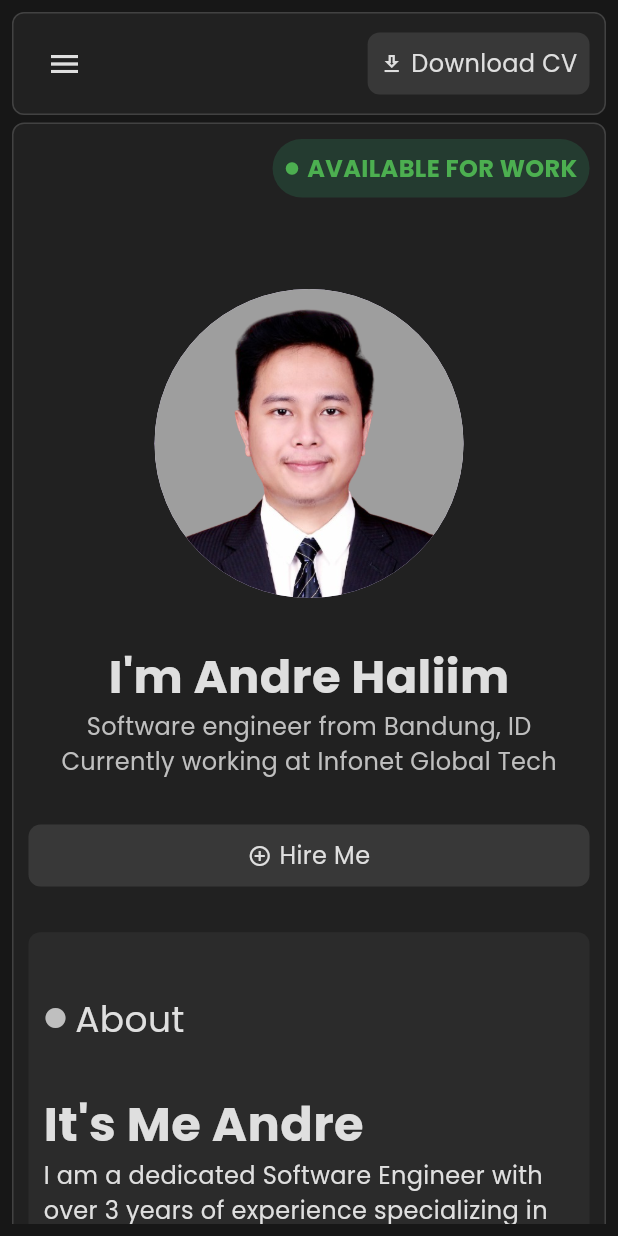
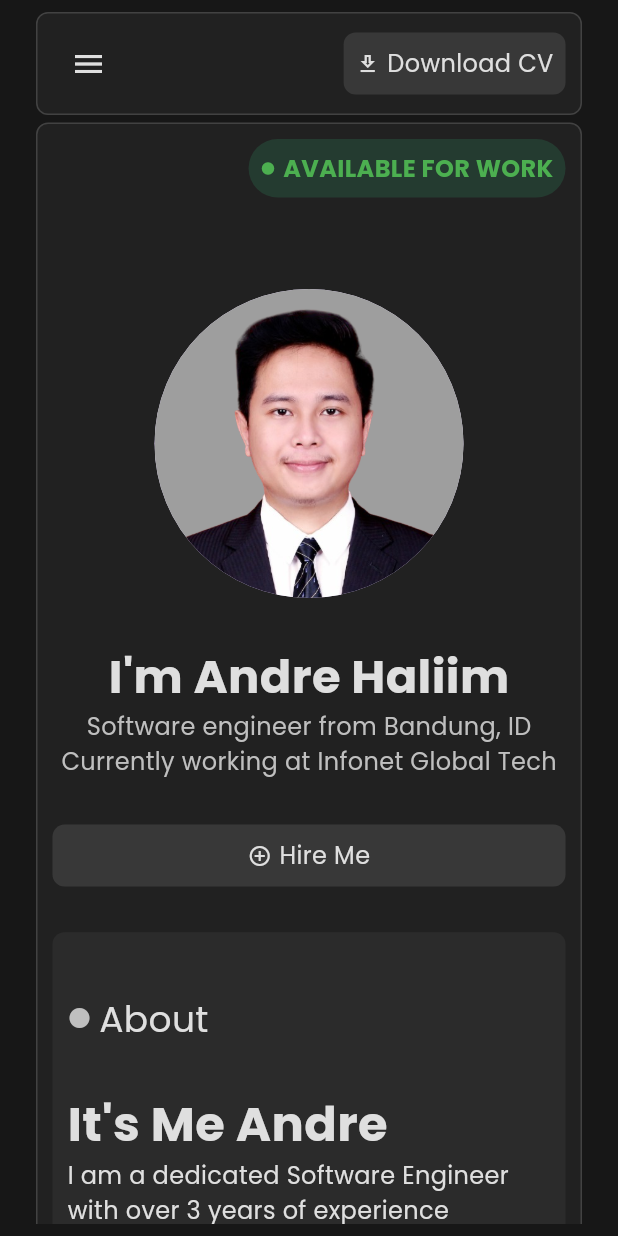
Before and after one commit to andrehaliim/portfolio, a Flutter app: the screen it shows after launch, on a phone screen of 412 x 824 dp. Run offline on Flutter 3.47's test engine with Material 3 defaults, Android fonts, the phone set to English and light mode, and no system bars; our stand-ins replace carousel_slider, font_awesome_flutter; missing offline and left inert: dart:html.

Commit message:
adjustment max width, copyright text

```diff
--- a/lib/constants.dart
+++ b/lib/constants.dart
@@ -1,6 +1,6 @@
 import 'package:flutter/material.dart';
 
-const double defaultFontSizeSmall = 12.0;
+const double defaultFontSizeSmall = 14.0;
 const double defaultFontSize = 16.0;
 const double defaultFontSizeMed = 24.0;
 const double defaultFontSizeBig = 32.0;
--- a/lib/home.dart
+++ b/lib/home.dart
@@ -95,7 +95,7 @@ class _HomeState extends State<Home> {
       body: Align(
         alignment: Alignment.topCenter,
         child: SizedBox(
-          width: 600,
+          width: isMobile ? (screenWidth > 380 ? 380 : screenWidth) : 600,
           child: Padding(
             padding: const EdgeInsets.all(8.0),
             child: Stack(
@@ -172,8 +172,9 @@ class _HomeState extends State<Home> {
                                   SizedBox(height: screenHeight / 27),
                                   const ContactInfo(),
                                   SizedBox(height: screenHeight/13.5,),
-                                  Text('© 2025 Andre Haliim. This website was built using Flutter.',
+                                  Text('© 2025 Andre Haliim\nThis website was built using Flutter.',
                                     style: TextStyle(color: mainTextColor, fontSize: defaultFontSizeSmall),
+                                    textAlign: TextAlign.center,
                                   )
                                 ],
                               ),
```
